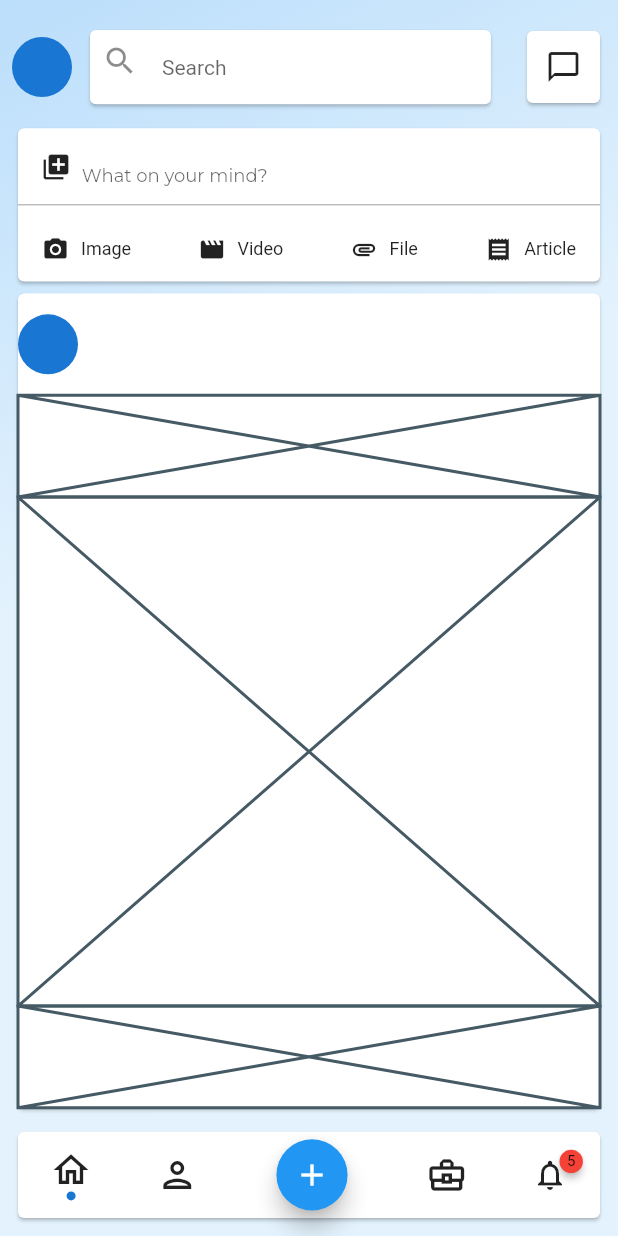
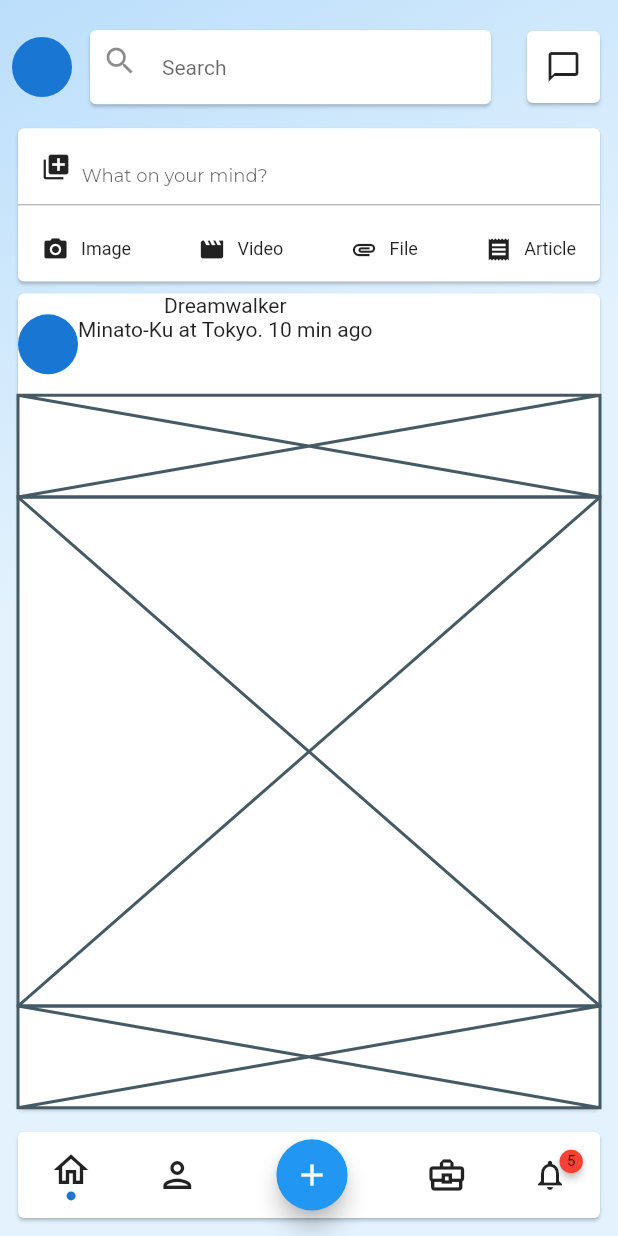
Before and after one commit to JAICHANGPARK/flutter_notebook_8th_story, a Flutter app: the screen it shows after launch, on a phone screen of 412 x 824 dp. Run offline on Flutter 3.47's test engine with Material 2 defaults, Android fonts, the phone set to English and light mode, and no system bars; drawn by our look-alikes of badges; our stand-ins replace flutter_hooks, google_fonts, hooks_riverpod, state_notifier.

Commit message:
Update linkedin_main_page.dart

```diff
--- a/lib/ep580_linkedin_app/linkedin_main_page.dart
+++ b/lib/ep580_linkedin_app/linkedin_main_page.dart
@@ -170,7 +170,8 @@ class _LinkedinMainPageState extends State<LinkedinMainPage> {
                               CircleAvatar(),
                               Column(
                                 children: [
-
+                                  Text("Dreamwalker"),
+                                  Text("Minato-Ku at Tokyo. 10 min ago")
                                 ],
                               )
                             ],
```
